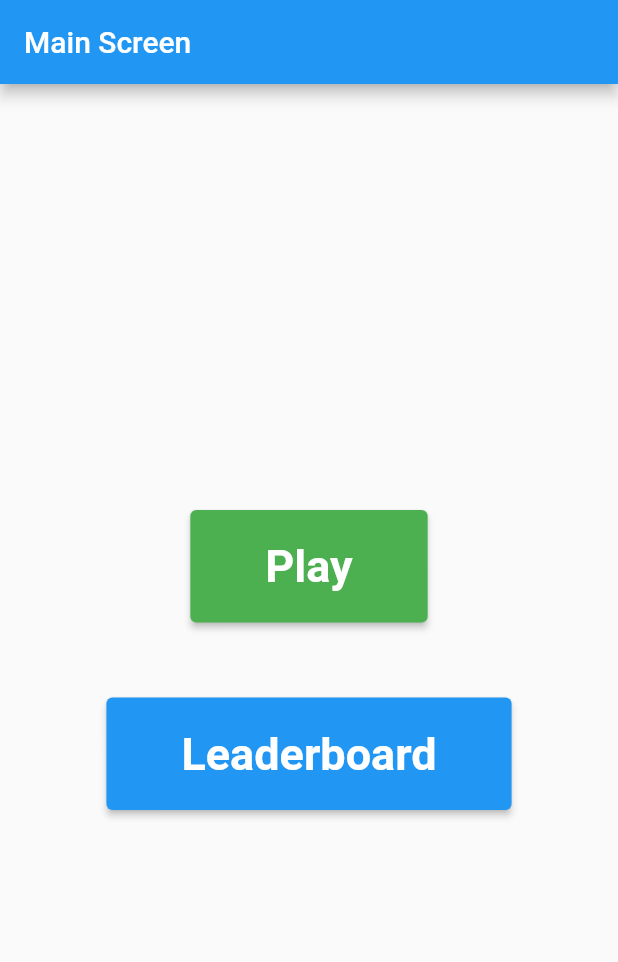
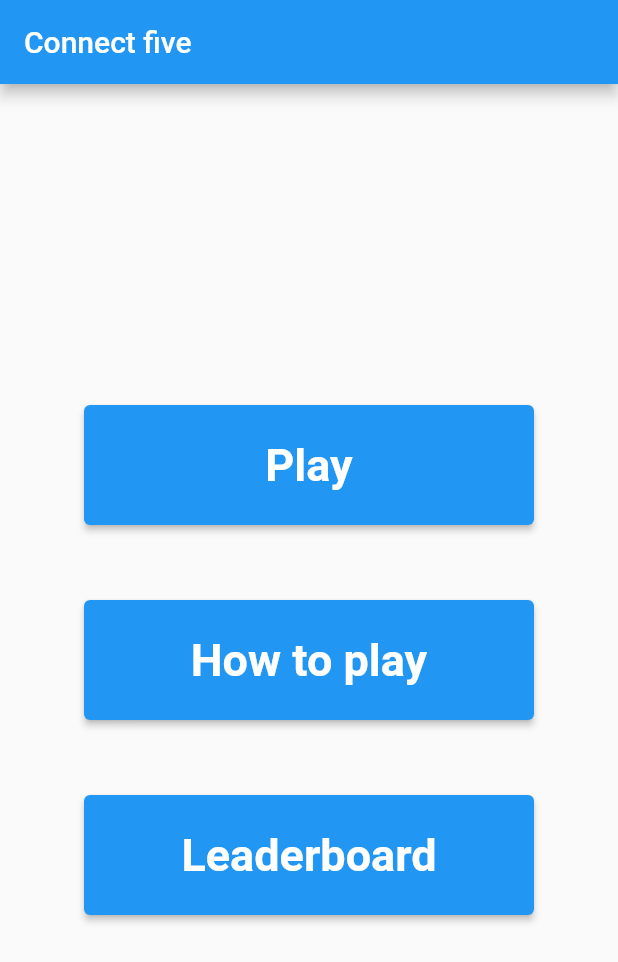
Before and after one commit to BigFlexLiu/connect-five, a Flutter app: the screen it shows after launch, on a phone screen of 412 x 824 dp. Shown: the top 962 px of the screen. Run offline on Flutter 3.47's test engine with Material 2 defaults, Android fonts, the phone set to English and light mode, and no system bars; our stand-ins replace audioplayers, shared_preferences.

Commit message:
Added how to play

```diff
--- a/lib/screens/leaderboard_screen.dart
+++ b/lib/screens/leaderboard_screen.dart
@@ -13,7 +13,7 @@ class LeaderBoardScreen extends StatelessWidget {
         title: const Text('Leaderboard'),
         actions: <Widget>[
           IconButton(
-            icon: const Icon(Icons.clear_all),
+            icon: const Icon(Icons.delete),
             onPressed: () {
               showDialog(
                 context: context,
@@ -43,7 +43,7 @@ class LeaderBoardScreen extends StatelessWidget {
       body: Consumer<LeaderBoardProvider>(
         builder: (context, leaderboardProvider, child) {
           if (leaderboardProvider.isLeaderBoardEmpty) {
-            return Center(
+            return const Center(
                 child: Text(
               "Nothing to see here.",
               style: TextStyle(fontSize: 24),
--- a/lib/screens/menu.dart
+++ b/lib/screens/menu.dart
@@ -1,23 +1,27 @@
 import 'package:connect_five/screens/home.dart';
 import 'package:flutter/material.dart';
 
+import 'how_to.dart';
 import 'leaderboard_screen.dart';
 
 class Menu extends StatelessWidget {
-  const Menu({super.key});
+  const Menu({Key? key}) : super(key: key);
 
   @override
   Widget build(BuildContext context) {
     return MaterialApp(
       home: Scaffold(
         appBar: AppBar(
-          title: const Text('Main Screen'),
+          title: const Text('Connect five'),
         ),
         body: Center(
           child: Column(
             mainAxisAlignment: MainAxisAlignment.center,
             children: <Widget>[
-              ElevatedButton(
+              SizedBox(
+                width: 300, // Set your desired width here
+                height: 80, // Set your desired height here
+                child: ElevatedButton(
                   onPressed: () {
                     Navigator.push(
                       context,
@@ -27,16 +31,41 @@ class Menu extends StatelessWidget {
                     );
                   },
                   style: ElevatedButton.styleFrom(
-                  backgroundColor: Colors.green,
-                  padding:
-                      const EdgeInsets.symmetric(horizontal: 50, vertical: 20),
+                    padding: const EdgeInsets.symmetric(
+                        horizontal: 50, vertical: 20),
                     textStyle: const TextStyle(
                         fontSize: 30, fontWeight: FontWeight.bold),
                   ),
                   child: const Text('Play'),
                 ),
+              ),
               const SizedBox(height: 50),
-              ElevatedButton(
+              SizedBox(
+                width: 300, // Make this the same as the first button
+                height: 80, // Make this the same as the first button
+                child: ElevatedButton(
+                  onPressed: () {
+                    Navigator.push(
+                      context,
+                      MaterialPageRoute(
+                          builder: (context) =>
+                              const HowToPage()), // replace with your actual settings screen widget
+                    );
+                  },
+                  style: ElevatedButton.styleFrom(
+                    padding: const EdgeInsets.symmetric(
+                        horizontal: 50, vertical: 20),
+                    textStyle: const TextStyle(
+                        fontSize: 30, fontWeight: FontWeight.bold),
+                  ),
+                  child: const Text('How to play'),
+                ),
+              ),
+              const SizedBox(height: 50),
+              SizedBox(
+                width: 300, // Make this the same as the first button
+                height: 80, // Make this the same as the first button
+                child: ElevatedButton(
                   onPressed: () {
                     Navigator.push(
                       context,
@@ -46,13 +75,13 @@ class Menu extends StatelessWidget {
                     );
                   },
                   style: ElevatedButton.styleFrom(
-                  backgroundColor: Colors.blue,
-                  padding:
-                      const EdgeInsets.symmetric(horizontal: 50, vertical: 20),
+                    padding: const EdgeInsets.symmetric(
+                        horizontal: 50, vertical: 20),
                     textStyle: const TextStyle(
                         fontSize: 30, fontWeight: FontWeight.bold),
                   ),
                   child: const Text('Leaderboard'),
+                ),
               ),
             ],
           ),
```
Also changed, not shown: lib/constant.dart (+15 -0 lines), lib/screens/game_screen.dart (+0 -7 lines), lib/screens/how_to.dart (added, +53 -0 lines), 1 other file. Lines whose indentation alone changed are shown as unchanged.
